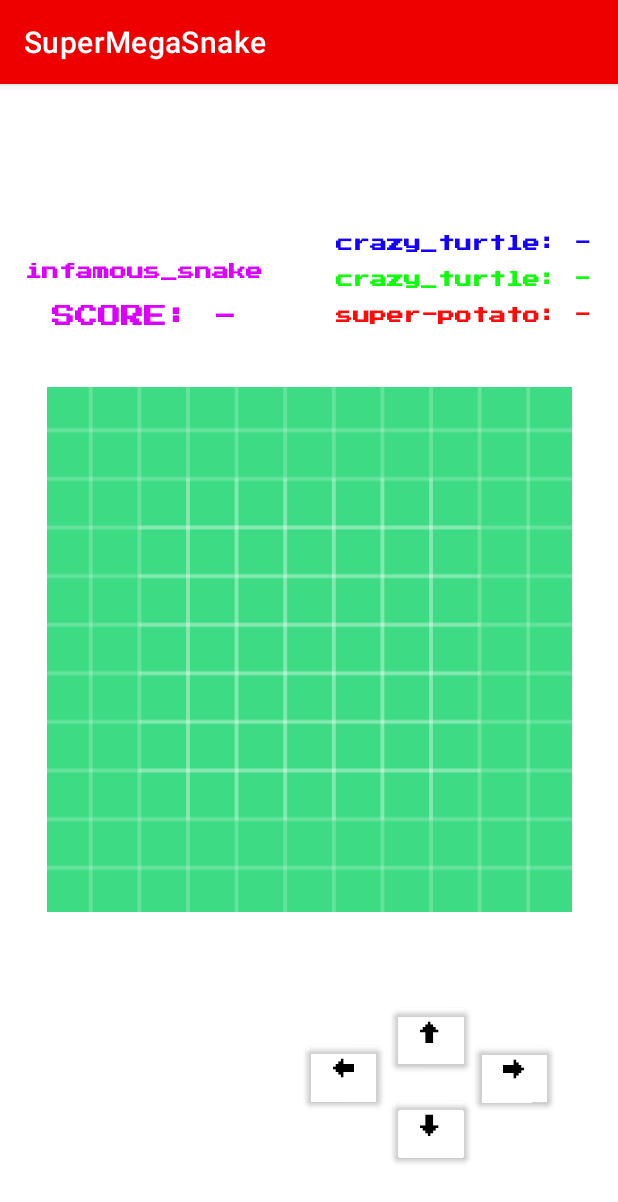
After one commit to rachmiroff/super-mega-snake-android, an Android app: the MultiPlayerGameActivity screen opened directly, with no data from a screen before it, on a phone screen of 412 x 824 dp. The commit adds this screen. Shown: the top 1202 px of the screen. Run offline under Robolectric (Android 15) with nearby library versions, the phone set to English and light mode, and no system bars.

Commit message:
Create the Multi-player Game Activity layout (Closes #16)

```diff
--- a/app/src/main/AndroidManifest.xml
+++ b/app/src/main/AndroidManifest.xml
@@ -11,6 +11,15 @@
         android:supportsRtl="true"
         android:theme="@style/Theme.SuperMegaSnake"
         tools:targetApi="31">
+        <activity
+            android:name=".MultiPlayerGameActivity"
+            android:exported="true">
+
+            <intent-filter>
+                <action android:name="android.intent.action.MAIN" />
+                <category android:name="android.intent.category.LAUNCHER" />
+            </intent-filter>
+        </activity>
         <activity
             android:name=".MainActivity"
             android:exported="true">
--- /dev/null
+++ b/app/src/main/java/kg/auca/super_mega_snake/MultiPlayerGameActivity.java
@@ -0,0 +1,14 @@
+package kg.auca.super_mega_snake;
+
+import androidx.appcompat.app.AppCompatActivity;
+
+import android.os.Bundle;
+
+public class MultiPlayerGameActivity extends AppCompatActivity {
+
+    @Override
+    protected void onCreate(Bundle savedInstanceState) {
+        super.onCreate(savedInstanceState);
+        setContentView(R.layout.activity_multi_player_game);
+    }
+}
--- /dev/null
+++ b/app/src/main/res/layout/activity_multi_player_game.xml
@@ -0,0 +1,171 @@
+<?xml version="1.0" encoding="utf-8"?>
+<androidx.constraintlayout.widget.ConstraintLayout xmlns:android="http://schemas.android.com/apk/res/android"
+    xmlns:app="http://schemas.android.com/apk/res-auto"
+    xmlns:tools="http://schemas.android.com/tools"
+    android:layout_width="match_parent"
+    android:layout_height="match_parent"
+    tools:context=".MultiPlayerGameActivity">
+
+    <TextView
+        android:id="@+id/titleFirstPlaceNameGameTextView"
+        android:layout_width="wrap_content"
+        android:layout_height="wrap_content"
+        android:layout_marginBottom="12dp"
+        android:fontFamily="@font/press_start_regular_2p"
+        android:text="@string/mainPlayerName"
+        android:textAlignment="center"
+        android:textColor="@color/firstPlayer"
+        android:textSize="11sp"
+        android:textStyle="bold"
+        app:layout_constraintBottom_toTopOf="@+id/firstPlaceScoreTextView"
+        app:layout_constraintEnd_toEndOf="parent"
+        app:layout_constraintHorizontal_bias="0.066"
+        app:layout_constraintStart_toStartOf="parent" />
+
+    <TextView
+        android:id="@+id/firstPlaceScoreTextView"
+        android:layout_width="wrap_content"
+        android:layout_height="wrap_content"
+        android:layout_marginBottom="8dp"
+        android:fontFamily="@font/press_start_regular_2p"
+        android:text="@string/mainPlayerScoreText"
+        android:textAlignment="center"
+        android:textColor="@color/firstPlayer"
+        android:textSize="15sp"
+        android:textStyle="bold"
+        app:layout_constraintBottom_toTopOf="@+id/imageView"
+        app:layout_constraintEnd_toEndOf="@+id/titleFirstPlaceNameGameTextView"
+        app:layout_constraintHorizontal_bias="0.052"
+        app:layout_constraintStart_toStartOf="@+id/titleFirstPlaceNameGameTextView"
+        app:layout_constraintWidth="@+id/titleFirstPlaceNameGameTextView" />
+
+    <TextView
+        android:id="@+id/fourthPlaceScoreTextView"
+        android:layout_width="wrap_content"
+        android:layout_height="wrap_content"
+        android:layout_marginBottom="4dp"
+        android:fontFamily="@font/press_start_regular_2p"
+        android:text="@string/fourthPlayerScoreText"
+        android:textAlignment="center"
+        android:textColor="@color/fourthPlayer"
+        android:textSize="11sp"
+        android:textStyle="bold"
+        app:layout_constraintBottom_toBottomOf="@+id/firstPlaceScoreTextView"
+        app:layout_constraintEnd_toEndOf="parent"
+        app:layout_constraintHorizontal_bias="0.725"
+        app:layout_constraintRight_toLeftOf="@+id/firstPlaceScoreTextView"
+        app:layout_constraintStart_toEndOf="@+id/firstPlaceScoreTextView" />
+
+    <TextView
+        android:id="@+id/thirdPlaceScoreTextView"
+        android:layout_width="wrap_content"
+        android:layout_height="wrap_content"
+        android:layout_marginBottom="8dp"
+        android:fontFamily="@font/press_start_regular_2p"
+        android:text="@string/secondPlayerScoreText"
+        android:textAlignment="center"
+        android:textSize="11sp"
+        android:textStyle="bold"
+        android:textColor="@color/thirdPlayer"
+        app:layout_constraintBottom_toTopOf="@+id/fourthPlaceScoreTextView"
+        app:layout_constraintStart_toStartOf="@+id/fourthPlaceScoreTextView" />
+
+    <TextView
+        android:id="@+id/secondPlaceScoreTextView"
+        android:layout_width="wrap_content"
+        android:layout_height="wrap_content"
+        android:layout_marginBottom="8dp"
+        android:fontFamily="@font/press_start_regular_2p"
+        android:text="@string/secondPlayerScoreText"
+        android:textColor="@color/secondPlayer"
+        android:textAlignment="center"
+        android:textSize="11sp"
+        android:textStyle="bold"
+        app:layout_constraintBottom_toTopOf="@+id/thirdPlaceScoreTextView"
+        app:layout_constraintStart_toStartOf="@+id/thirdPlaceScoreTextView" />
+
+    <ImageView
+        android:id="@+id/imageView"
+        android:layout_width="350dp"
+        android:layout_height="400dp"
+        app:layout_constraintBottom_toBottomOf="parent"
+        app:layout_constraintEnd_toEndOf="parent"
+        app:layout_constraintStart_toStartOf="parent"
+        app:layout_constraintTop_toTopOf="parent"
+        app:layout_constraintVertical_bias="0.48"
+        app:srcCompat="@drawable/ic_launcher_background"
+        android:contentDescription="@string/contentPlaygroundDescriptionText" />
+
+    <Button
+        android:id="@+id/moveUpControlButton"
+        android:layout_width="50dp"
+        android:layout_height="50dp"
+        android:backgroundTint="@color/defaultButtonColor"
+        android:fontFamily="@font/press_start_regular_2p"
+        android:onClick="onMoveUpButtonClick"
+        android:text="@string/buttonMoveUpText"
+        android:textAlignment="center"
+        android:textColor="#000000"
+        android:textSize="14sp"
+        app:layout_constraintBottom_toBottomOf="parent"
+        app:layout_constraintEnd_toEndOf="parent"
+        app:layout_constraintHorizontal_bias="0.724"
+        app:layout_constraintStart_toStartOf="parent"
+        app:layout_constraintTop_toBottomOf="@+id/imageView"
+        app:layout_constraintVertical_bias="0.236" />
+
+    <Button
+        android:id="@+id/moveRightControlButton"
+        android:layout_width="50dp"
+        android:layout_height="50dp"
+        android:backgroundTint="@color/defaultButtonColor"
+        android:fontFamily="@font/press_start_regular_2p"
+        android:onClick="onMoveRightButtonClick"
+        android:text="@string/buttonMoveRightText"
+        android:textAlignment="center"
+        android:textColor="#000000"
+        android:textSize="14sp"
+        app:layout_constraintBottom_toBottomOf="parent"
+        app:layout_constraintEnd_toEndOf="parent"
+        app:layout_constraintHorizontal_bias="0.109"
+        app:layout_constraintStart_toEndOf="@+id/moveUpControlButton"
+        app:layout_constraintTop_toTopOf="@+id/moveUpControlButton"
+        app:layout_constraintVertical_bias="0.235" />
+
+    <Button
+        android:id="@+id/moveDownControlButton"
+        android:layout_width="50dp"
+        android:layout_height="50dp"
+        android:backgroundTint="@color/defaultButtonColor"
+        android:fontFamily="@font/press_start_regular_2p"
+        android:onClick="onMoveDownButtonClick"
+        android:text="@string/buttonMoveDownText"
+        android:textAlignment="center"
+        android:textColor="#000000"
+        android:textSize="14sp"
+        app:layout_constraintBottom_toBottomOf="parent"
+        app:layout_constraintEnd_toEndOf="@+id/moveUpControlButton"
+        app:layout_constraintHorizontal_bias="0.0"
+        app:layout_constraintStart_toStartOf="@+id/moveUpControlButton"
+        app:layout_constraintTop_toTopOf="@+id/moveRightControlButton"
+        app:layout_constraintVertical_bias="0.446" />
+
+    <Button
+        android:id="@+id/moveLeftControlButton"
+        android:layout_width="50dp"
+        android:layout_height="50dp"
+        android:backgroundTint="@color/defaultButtonColor"
+        android:fontFamily="@font/press_start_regular_2p"
+        android:onClick="onMoveLeftButtonClick"
+        android:text="@string/buttonMoveLeftText"
+        android:textAlignment="center"
+        android:textColor="#000000"
+        android:textSize="14sp"
+        app:layout_constraintBottom_toBottomOf="parent"
+        app:layout_constraintEnd_toStartOf="@+id/moveUpControlButton"
+        app:layout_constraintHorizontal_bias="0.963"
+        app:layout_constraintStart_toStartOf="parent"
+        app:layout_constraintTop_toTopOf="@+id/moveUpControlButton"
+        app:layout_constraintVertical_bias="0.23" />
+
+</androidx.constraintlayout.widget.ConstraintLayout>
--- a/app/src/main/res/values/colors.xml
+++ b/app/src/main/res/values/colors.xml
@@ -7,4 +7,13 @@
     <color name="teal_700">#011E87</color>
     <color name="black">#FF000000</color>
     <color name="white">#FFFFFFFF</color>
+    <color name="green">#FF4CAF50</color>
+    <color name="yellow">#FFFFEB3B</color>
+
+    <color name="firstPlayer">#DB00FF</color>
+    <color name="secondPlayer">#1400FF</color>
+    <color name="thirdPlayer">#0FFC0A</color>
+    <color name="fourthPlayer">#FF0909</color>
+
+    <color name = "defaultButtonColor">#00FFFFFF</color>
 </resources>
--- a/app/src/main/res/values/strings.xml
+++ b/app/src/main/res/values/strings.xml
@@ -4,4 +4,17 @@
     <string name="singlePlayerButton_text">SINGLE-PLAYER GAME</string>
     <string name="multiPlayerButton_text">MULTI-PLAYER GAME</string>
     <string name="highScoreButton_text">HIGH SCORES</string>
+
+    <string name ="mainPlayerName">infamous_snake</string>
+    <string name="mainPlayerScoreText">SCORE: - </string>
+    <string name ="secondPlayerScoreText">crazy_turtle: -</string>
+    <string name ="thirdPlayerScoreText">sad_baguette: -</string>
+    <string name ="fourthPlayerScoreText">super-potato: -</string>
+
+    <string name="contentPlaygroundDescriptionText">playgroundSampleImage</string>
+
+    <string name ="buttonMoveUpText">↑</string>
+    <string name ="buttonMoveRightText">→</string>
+    <string name ="buttonMoveDownText">↓</string>
+    <string name ="buttonMoveLeftText">←</string>
 </resources>
```
Also changed, not shown: app/src/main/res/font/press_start_regular_2p.ttf (added).
